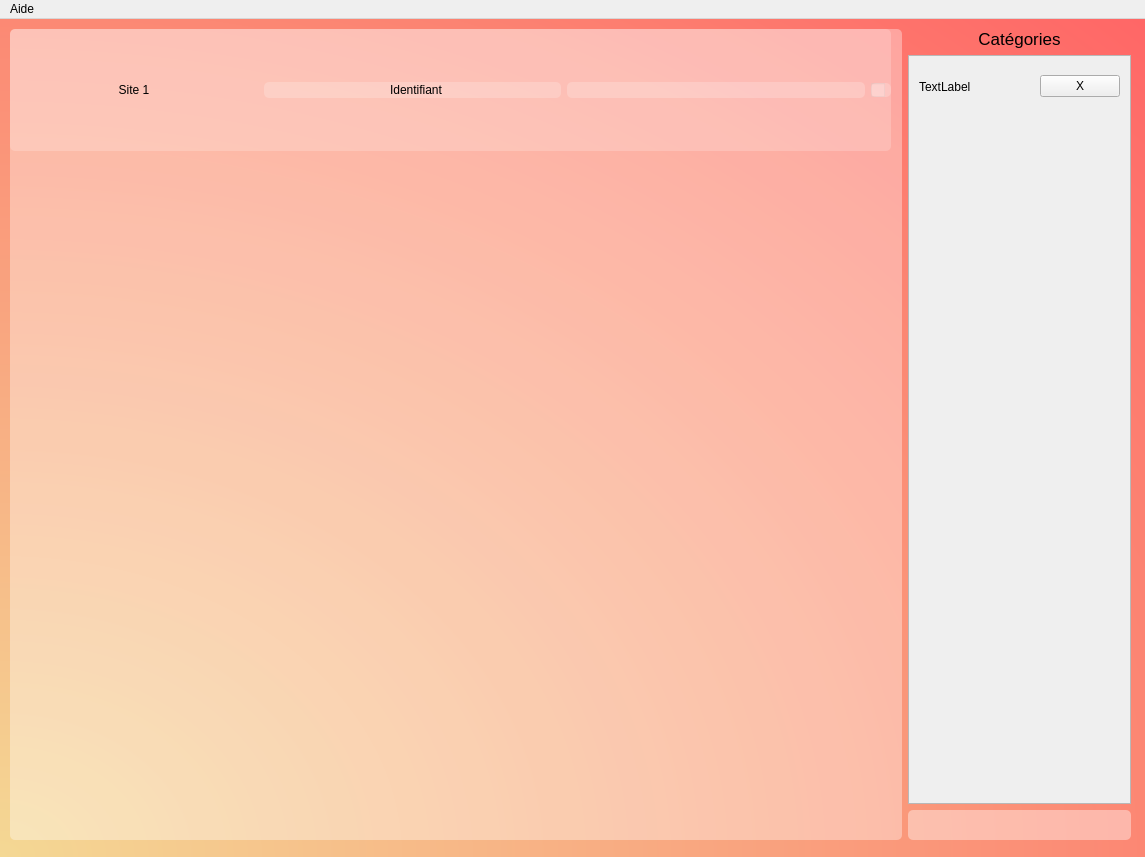
The window that Interface_graphique/PyQt/UI/fenetreGestion_test.ui (MindPass/Code) describes before a commit, drawn with Qt 5.
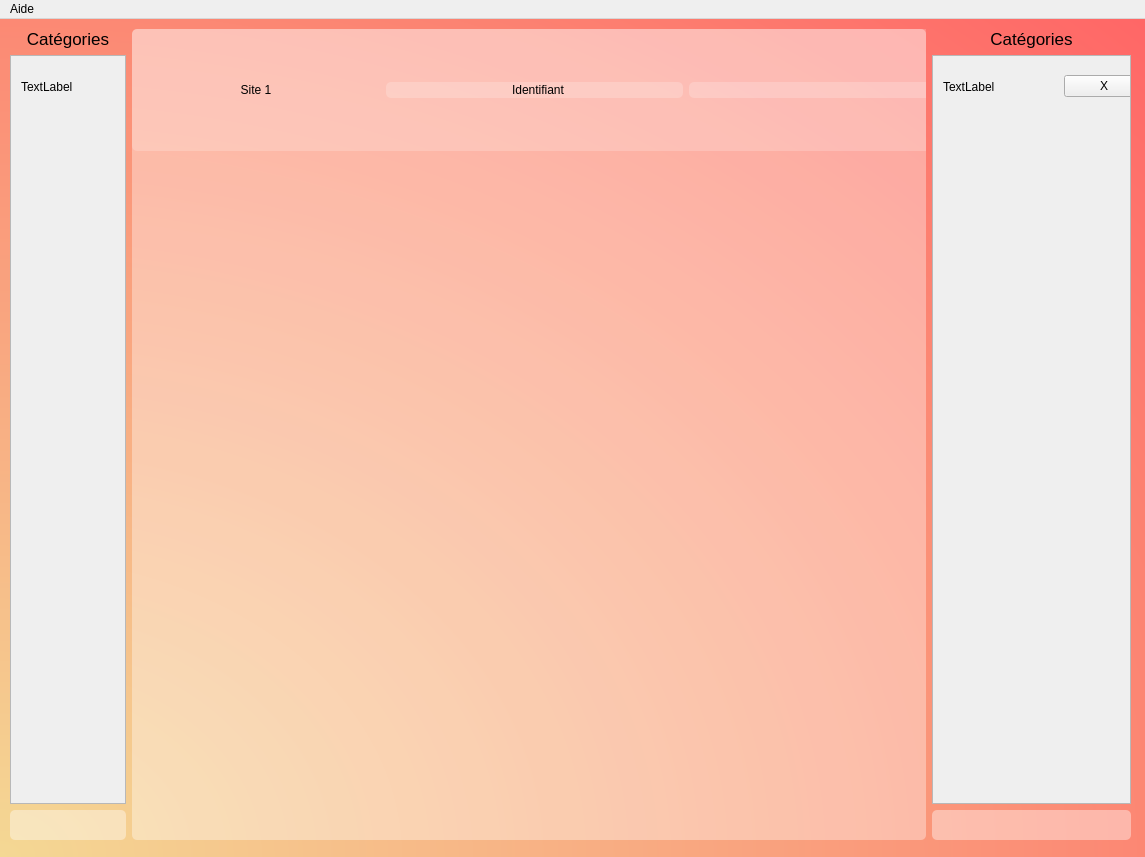
The same window after the commit. Icons and pictures are not drawn.

The edit to the form file:
```diff
--- a/Interface_graphique/PyQt/UI/fenetreGestion_test.ui
+++ b/Interface_graphique/PyQt/UI/fenetreGestion_test.ui
@@ -45,10 +45,94 @@
       <height>811</height>
      </rect>
     </property>
-    <layout class="QHBoxLayout" name="horizontalLayout_gestion" stretch="8,2">
+    <layout class="QHBoxLayout" name="horizontalLayout_gestion" stretch="0,8,2">
      <property name="sizeConstraint">
       <enum>QLayout::SetNoConstraint</enum>
      </property>
+     <item>
+      <layout class="QVBoxLayout" name="Passwords" stretch="0,0,2">
+       <item>
+        <widget class="QLabel" name="titre_cat_2">
+         <property name="font">
+          <font>
+           <pointsize>13</pointsize>
+          </font>
+         </property>
+         <property name="text">
+          <string>Catégories</string>
+         </property>
+         <property name="alignment">
+          <set>Qt::AlignCenter</set>
+         </property>
+         <property name="indent">
+          <number>0</number>
+         </property>
+        </widget>
+       </item>
+       <item>
+        <widget class="QScrollArea" name="scrollArea_pwd">
+         <property name="widgetResizable">
+          <bool>true</bool>
+         </property>
+         <widget class="QWidget" name="scrollAreaWidgetContents_pwd">
+          <property name="geometry">
+           <rect>
+            <x>0</x>
+            <y>0</y>
+            <width>114</width>
+            <height>742</height>
+           </rect>
+          </property>
+          <widget class="QWidget" name="horizontalLayoutWidget_4">
+           <property name="geometry">
+            <rect>
+             <x>10</x>
+             <y>10</y>
+             <width>201</width>
+             <height>41</height>
+            </rect>
+           </property>
+           <layout class="QHBoxLayout" name="ligne_pwd" stretch="9,1">
+            <item>
+             <widget class="QLabel" name="label_pwd">
+              <property name="text">
+               <string>TextLabel</string>
+              </property>
+             </widget>
+            </item>
+            <item>
+             <widget class="QPushButton" name="pushButton_cat_2">
+              <property name="enabled">
+               <bool>true</bool>
+              </property>
+              <property name="text">
+               <string>X</string>
+              </property>
+             </widget>
+            </item>
+           </layout>
+          </widget>
+         </widget>
+        </widget>
+       </item>
+       <item>
+        <widget class="QLineEdit" name="ajouter_pwd">
+         <property name="minimumSize">
+          <size>
+           <width>0</width>
+           <height>30</height>
+          </size>
+         </property>
+         <property name="text">
+          <string/>
+         </property>
+         <property name="alignment">
+          <set>Qt::AlignCenter</set>
+         </property>
+        </widget>
+       </item>
+      </layout>
+     </item>
      <item>
       <widget class="QScrollArea" name="scrollArea">
        <property name="styleSheet">
@@ -72,7 +156,7 @@
          <rect>
           <x>0</x>
           <y>0</y>
-          <width>890</width>
+          <width>791</width>
           <height>809</height>
          </rect>
         </property>
@@ -151,7 +235,7 @@
            <rect>
             <x>0</x>
             <y>0</y>
-            <width>219</width>
+            <width>194</width>
             <height>742</height>
            </rect>
           </property>
```
